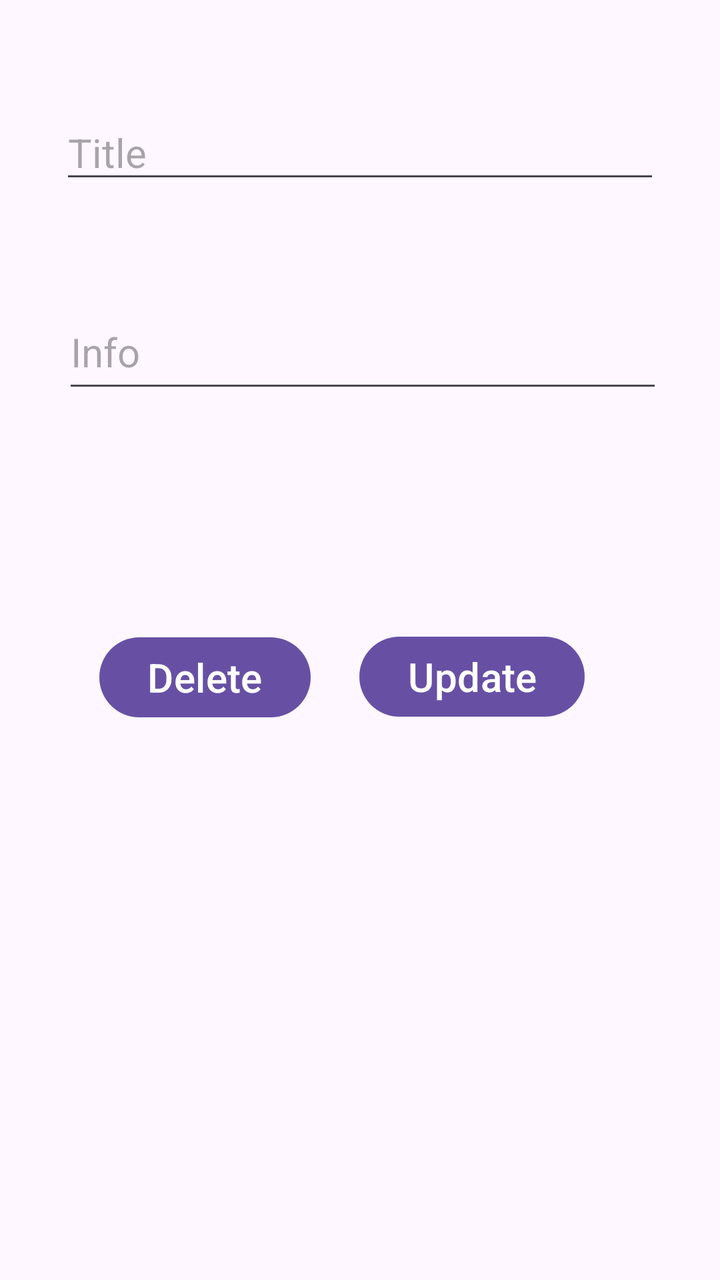
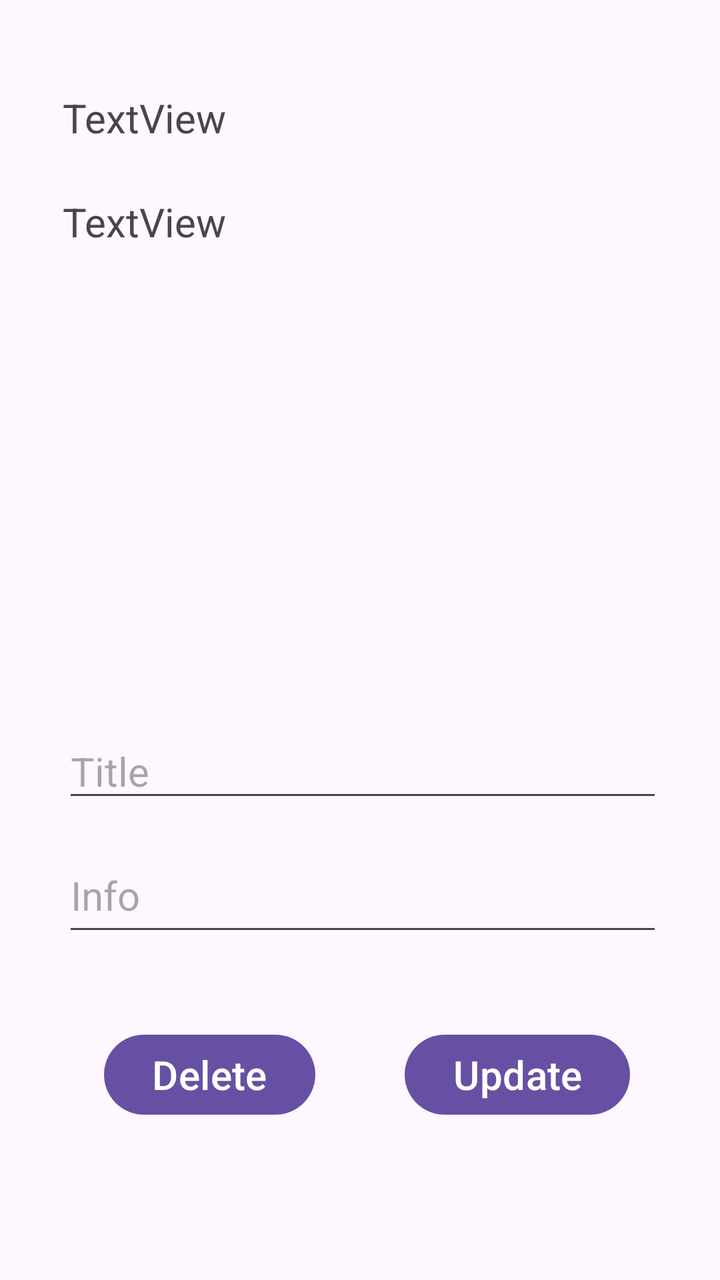

An Android layout rendered at two revisions. The XML below is the earlier revision; the diff shows what the commit changed to produce the second picture.
<!-- AndroidManifest.xml: application theme Theme.Project -->
<!-- res/layout/activity_edit.xml -->
<?xml version="1.0" encoding="utf-8"?>
<androidx.constraintlayout.widget.ConstraintLayout xmlns:android="http://schemas.android.com/apk/res/android"
    xmlns:app="http://schemas.android.com/apk/res-auto"
    xmlns:tools="http://schemas.android.com/tools"
    android:id="@+id/main"
    android:layout_width="match_parent"
    android:layout_height="match_parent"
    tools:context=".EditActivity"
    android:padding="20dp">

    <EditText
        android:id="@+id/editTextText4"
        android:layout_width="300sp"
        android:layout_height="wrap_content"
        android:ems="10"
        android:inputType="text"
        android:hint="Title"
        android:textSize="20sp"
        app:layout_constraintBottom_toBottomOf="parent"
        app:layout_constraintEnd_toEndOf="parent"
        app:layout_constraintHorizontal_bias="0.497"
        app:layout_constraintStart_toStartOf="parent"
        app:layout_constraintTop_toTopOf="parent"
        app:layout_constraintVertical_bias="0.059" />

    <EditText
        android:id="@+id/editTextText5"
        android:layout_width="300sp"
        android:layout_height="54dp"
        android:ems="10"
        android:hint="Info"
        android:inputType="text"
        android:textSize="20sp"
        app:layout_constraintBottom_toBottomOf="parent"
        app:layout_constraintEnd_toEndOf="parent"
        app:layout_constraintHorizontal_bias="0.562"
        app:layout_constraintStart_toStartOf="parent"
        app:layout_constraintTop_toTopOf="parent"
        app:layout_constraintVertical_bias="0.233" />

    <Button
        android:id="@+id/button6"
        android:layout_width="wrap_content"
        android:layout_height="wrap_content"
        android:text="Delete"
        android:textSize="20sp"
        app:layout_constraintBottom_toBottomOf="parent"
        app:layout_constraintEnd_toEndOf="parent"
        app:layout_constraintHorizontal_bias="0.139"
        app:layout_constraintStart_toStartOf="parent"
        app:layout_constraintTop_toTopOf="parent"
        app:layout_constraintVertical_bias="0.534" />

    <Button
        android:id="@+id/button7"
        android:layout_width="wrap_content"
        android:layout_height="wrap_content"
        android:text="Update"
        android:textSize="20dp"
        app:layout_constraintBottom_toBottomOf="parent"
        app:layout_constraintEnd_toEndOf="parent"
        app:layout_constraintHorizontal_bias="0.77"
        app:layout_constraintStart_toStartOf="parent"
        app:layout_constraintTop_toTopOf="parent"
        app:layout_constraintVertical_bias="0.533" />
</androidx.constraintlayout.widget.ConstraintLayout>
<!-- resources referenced by this layout -->
<resources>
  <style name="Theme.Project" parent="Base.Theme.Project" />
  <style name="Base.Theme.Project" parent="Theme.Material3.DayNight.NoActionBar">
          
          
      </style>
</resources>

<!-- the commit's change to res/layout/activity_edit.xml (unified diff, before → after) -->
@@ -13,15 +13,15 @@
         android:layout_width="300sp"
         android:layout_height="wrap_content"
         android:ems="10"
+        android:hint="Title"
         android:inputType="text"
-        android:hint="Title"
         android:textSize="20sp"
         app:layout_constraintBottom_toBottomOf="parent"
         app:layout_constraintEnd_toEndOf="parent"
-        app:layout_constraintHorizontal_bias="0.497"
+        app:layout_constraintHorizontal_bias="0.563"
         app:layout_constraintStart_toStartOf="parent"
         app:layout_constraintTop_toTopOf="parent"
-        app:layout_constraintVertical_bias="0.059" />
+        app:layout_constraintVertical_bias="0.615" />
 
     <EditText
         android:id="@+id/editTextText5"
@@ -33,10 +33,10 @@
         android:textSize="20sp"
         app:layout_constraintBottom_toBottomOf="parent"
         app:layout_constraintEnd_toEndOf="parent"
-        app:layout_constraintHorizontal_bias="0.562"
+        app:layout_constraintHorizontal_bias="0.563"
         app:layout_constraintStart_toStartOf="parent"
         app:layout_constraintTop_toTopOf="parent"
-        app:layout_constraintVertical_bias="0.233" />
+        app:layout_constraintVertical_bias="0.731" />
 
     <Button
         android:id="@+id/button6"
@@ -46,10 +46,10 @@
         android:textSize="20sp"
         app:layout_constraintBottom_toBottomOf="parent"
         app:layout_constraintEnd_toEndOf="parent"
-        app:layout_constraintHorizontal_bias="0.139"
+        app:layout_constraintHorizontal_bias="0.15"
         app:layout_constraintStart_toStartOf="parent"
         app:layout_constraintTop_toTopOf="parent"
-        app:layout_constraintVertical_bias="0.534" />
+        app:layout_constraintVertical_bias="0.894" />
 
     <Button
         android:id="@+id/button7"
@@ -59,8 +59,34 @@
         android:textSize="20dp"
         app:layout_constraintBottom_toBottomOf="parent"
         app:layout_constraintEnd_toEndOf="parent"
-        app:layout_constraintHorizontal_bias="0.77"
+        app:layout_constraintHorizontal_bias="0.879"
         app:layout_constraintStart_toStartOf="parent"
         app:layout_constraintTop_toTopOf="parent"
-        app:layout_constraintVertical_bias="0.533" />
+        app:layout_constraintVertical_bias="0.894" />
+
+    <TextView
+        android:id="@+id/textView3"
+        android:layout_width="300sp"
+        android:layout_height="50sp"
+        android:text="TextView"
+        android:textSize="20sp"
+        app:layout_constraintBottom_toBottomOf="parent"
+        app:layout_constraintEnd_toEndOf="parent"
+        app:layout_constraintHorizontal_bias="0.563"
+        app:layout_constraintStart_toStartOf="parent"
+        app:layout_constraintTop_toTopOf="parent"
+        app:layout_constraintVertical_bias="0.046" />
+
+    <TextView
+        android:id="@+id/textView4"
+        android:layout_width="300sp"
+        android:layout_height="280sp"
+        android:text="TextView"
+        android:textSize="20sp"
+        app:layout_constraintBottom_toBottomOf="parent"
+        app:layout_constraintEnd_toEndOf="parent"
+        app:layout_constraintHorizontal_bias="0.563"
+        app:layout_constraintStart_toStartOf="parent"
+        app:layout_constraintTop_toTopOf="parent"
+        app:layout_constraintVertical_bias="0.242" />
 </androidx.constraintlayout.widget.ConstraintLayout>
